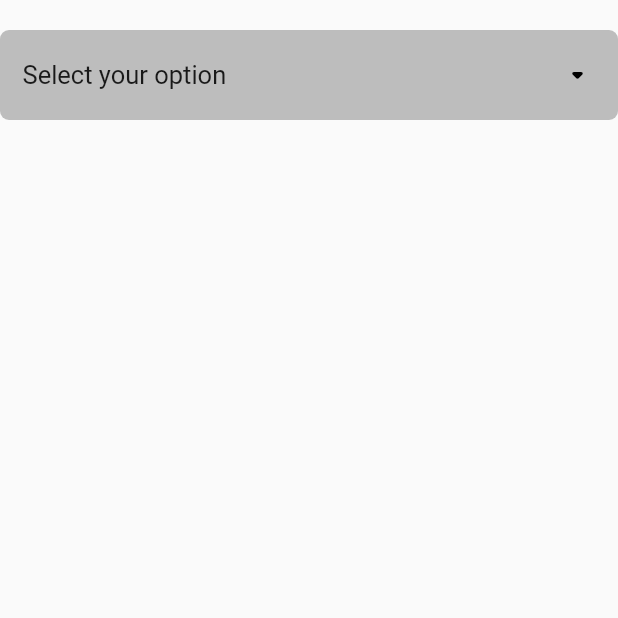
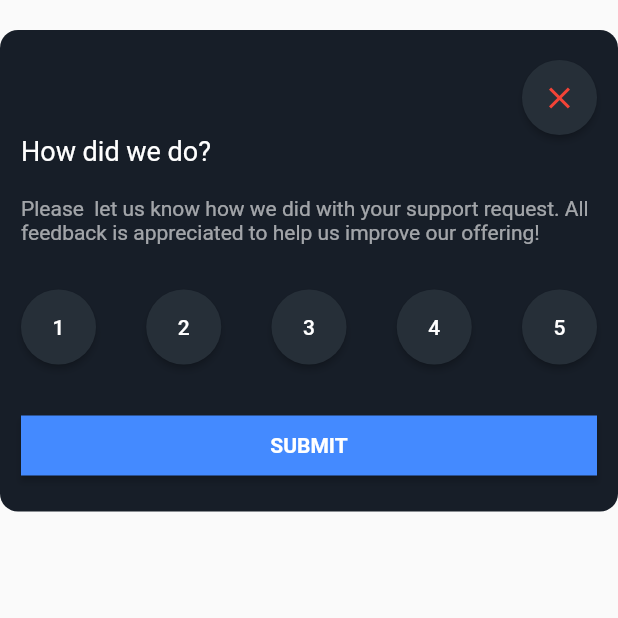
Before and after one commit to DavidRaveloU/widgets-example-flutter, a Flutter app: the screen it shows after launch, on a phone screen of 412 x 824 dp, the top half of it. Run offline on Flutter 3.47's test engine with Material 2 defaults, Android fonts, the phone set to English and light mode, and no system bars.

Commit message:
Create Message Rating Component

```diff
--- a/lib/main.dart
+++ b/lib/main.dart
@@ -1,12 +1,5 @@
 import 'package:flutter/material.dart';
-import 'package:widgets_example/widgets/dropdown_select_menu.dart';
-import 'package:widgets_example/widgets/toast_notification.dart';
-
-import 'widgets/accordion_container.dart';
-import 'widgets/draggable_star_rating.dart';
-import 'widgets/otp_verfication.dart';
-
-import 'widgets/underlined_textfield.dart';
+import 'package:widgets_example/widgets/rating_component.dart';
 
 void main(List<String> args) {
   runApp(const App());
@@ -35,7 +28,15 @@ class HomePage extends StatelessWidget {
         child: Column(
           children: [
             const SizedBox(height: 20),
-            DropdownSelectmenu(
+            RatingComponent(
+              onButtonSelected: (value) {
+                print(value);
+              },
+              voidCallback: () {
+                print('button used');
+              },
+            )
+            /*DropdownSelectmenu(
               options: [
                 OptionTap(
                     icon: const Icon(
@@ -58,7 +59,7 @@ class HomePage extends StatelessWidget {
                     }),
               ],
             ),
-            /*ToastNotification(
+            ToastNotification(
               message: 'Este es un texto',
               notificationType: NotificationType.info,
             )
--- /dev/null
+++ b/lib/widgets/rating_component.dart
@@ -0,0 +1,185 @@
+import 'package:flutter/material.dart';
+
+class RatingComponent extends StatefulWidget {
+  /// Sets the height of the container
+  final double? height;
+
+  /// Sets the width of the container
+  final double? width;
+
+  /// Sets the title of the container
+  final String? title;
+
+  /// Sets the description of the container
+  final String? descriptionText;
+
+  /// Sets the button color
+  final Color? buttonColor;
+
+  /// Sets the button text
+  final String? textButton;
+
+  /// Sets the container color
+  final Color? backgroundColor;
+
+  /// Sets the close button's background color
+  final Color? backgroundColorClose;
+
+  /// Sets the close button's icon color
+  final Color? iconCloseColor;
+
+  /// Sets the title color
+  final Color? titleColor;
+
+  /// Sets the description color
+  final Color? descriptionColor;
+
+  /// Sets the container's border radius
+  final double? borderRaduisContainer;
+
+  /// Sets the button's border radius
+  final double? borderRadiusButton;
+
+  /// Sets the rating background color
+  final Color? backgroundColorRating;
+
+  /// Sets the rating's border radius
+  final double? borderRaduisRating;
+
+  /// Sets the rating color
+  final Color? ratingColor;
+
+  /// Sets the selected rating color
+  final Color? selectRatingColor;
+
+  /// Sets the rating text color
+  final Color? ratingTextColor;
+
+  /// Sets the minimum width of the button
+  final double? minWidthButton;
+
+  /// Sets the button text color
+  final Color? buttonTextColor;
+
+  /// Sets the height of the button
+  final double? heightButton;
+
+  /// Sets the button callback
+  final VoidCallback voidCallback;
+
+  /// return the button selected callback
+  final ValueChanged<int>? onButtonSelected;
+
+  const RatingComponent(
+      {super.key,
+      this.height,
+      this.width,
+      this.title,
+      this.descriptionText,
+      this.buttonColor,
+      this.textButton,
+      this.backgroundColor,
+      this.backgroundColorClose,
+      this.iconCloseColor,
+      this.titleColor,
+      this.descriptionColor,
+      this.borderRaduisContainer,
+      this.borderRadiusButton,
+      this.backgroundColorRating,
+      this.borderRaduisRating,
+      this.ratingColor,
+      this.selectRatingColor,
+      this.ratingTextColor,
+      this.minWidthButton,
+      this.buttonTextColor,
+      this.heightButton,
+      required this.voidCallback,
+      this.onButtonSelected});
+
+  @override
+  State<RatingComponent> createState() => _RatingComponentState();
+}
+
+class _RatingComponentState extends State<RatingComponent> {
+  int _selectButton = -1;
+  @override
+  Widget build(BuildContext context) {
+    return Container(
+      padding: const EdgeInsets.symmetric(horizontal: 14, vertical: 20),
+      decoration: BoxDecoration(
+          color: widget.backgroundColor ?? const Color.fromRGBO(23, 30, 40, 1),
+          borderRadius: BorderRadius.circular(widget.borderRaduisContainer ?? 12)),
+      child: Column(
+        crossAxisAlignment: CrossAxisAlignment.start,
+        children: [
+          Align(
+              alignment: Alignment.centerRight,
+              child: MaterialButton(
+                height: 50,
+                minWidth: 50,
+                onPressed: () {
+                  Navigator.pop(context);
+                },
+                padding: EdgeInsets.zero,
+                shape: RoundedRectangleBorder(
+                  borderRadius: BorderRadius.circular(50),
+                ),
+                color: widget.backgroundColorClose ?? const Color.fromRGBO(38, 47, 56, 1),
+                child: Icon(
+                  Icons.close,
+                  color: widget.iconCloseColor ?? Colors.red,
+                ),
+              )),
+          Text(
+            widget.title ?? 'How did we do?',
+            style: TextStyle(color: widget.titleColor ?? Colors.white, fontSize: 18),
+          ),
+          const SizedBox(height: 20),
+          Text(
+            widget.descriptionText ??
+                'Please  let us know how we did with your support request. All feedback is appreciated to help us improve our offering!',
+            style: TextStyle(color: widget.descriptionColor ?? Colors.white.withOpacity(0.6), fontSize: 14),
+          ),
+          const SizedBox(height: 30),
+          Row(
+            mainAxisAlignment: MainAxisAlignment.spaceBetween,
+            children: List.generate(5, (index) {
+              final buttonText = (index + 1).toString();
+
+              return MaterialButton(
+                height: 50,
+                minWidth: 50,
+                onPressed: () {
+                  setState(() {
+                    _selectButton = index;
+                  });
+                  widget.onButtonSelected!(index + 1);
+                },
+                shape: RoundedRectangleBorder(
+                  borderRadius: BorderRadius.circular(50),
+                ),
+                color: _selectButton != index
+                    ? widget.ratingColor ?? const Color.fromRGBO(38, 47, 56, 1)
+                    : widget.selectRatingColor ?? Colors.blueAccent,
+                child: Text(
+                  buttonText,
+                  style: TextStyle(color: widget.ratingTextColor ?? Colors.white),
+                ),
+              );
+            }),
+          ),
+          const SizedBox(height: 30),
+          MaterialButton(
+            height: widget.heightButton ?? 40,
+            shape: RoundedRectangleBorder(borderRadius: BorderRadius.circular(widget.borderRadiusButton ?? 0)),
+            minWidth: widget.minWidthButton ?? double.maxFinite,
+            color: widget.buttonColor ?? Colors.blueAccent,
+            onPressed: widget.voidCallback,
+            child: Text(widget.textButton ?? 'SUBMIT',
+                style: TextStyle(color: widget.buttonTextColor ?? Colors.white, fontWeight: FontWeight.w700)),
+          )
+        ],
+      ),
+    );
+  }
+}
```
